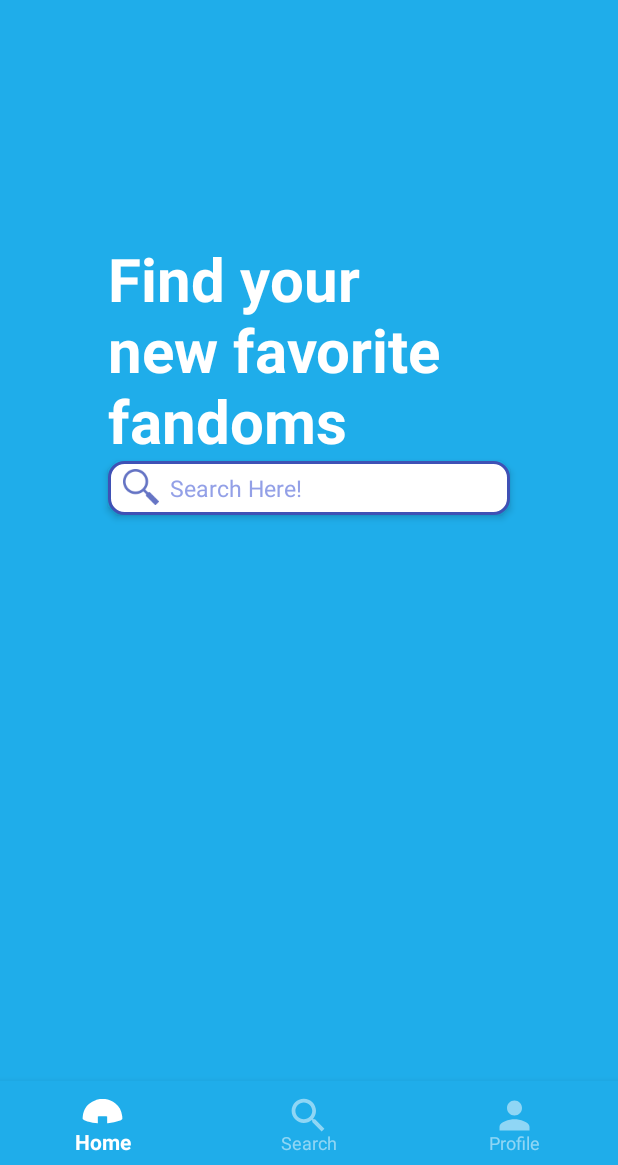
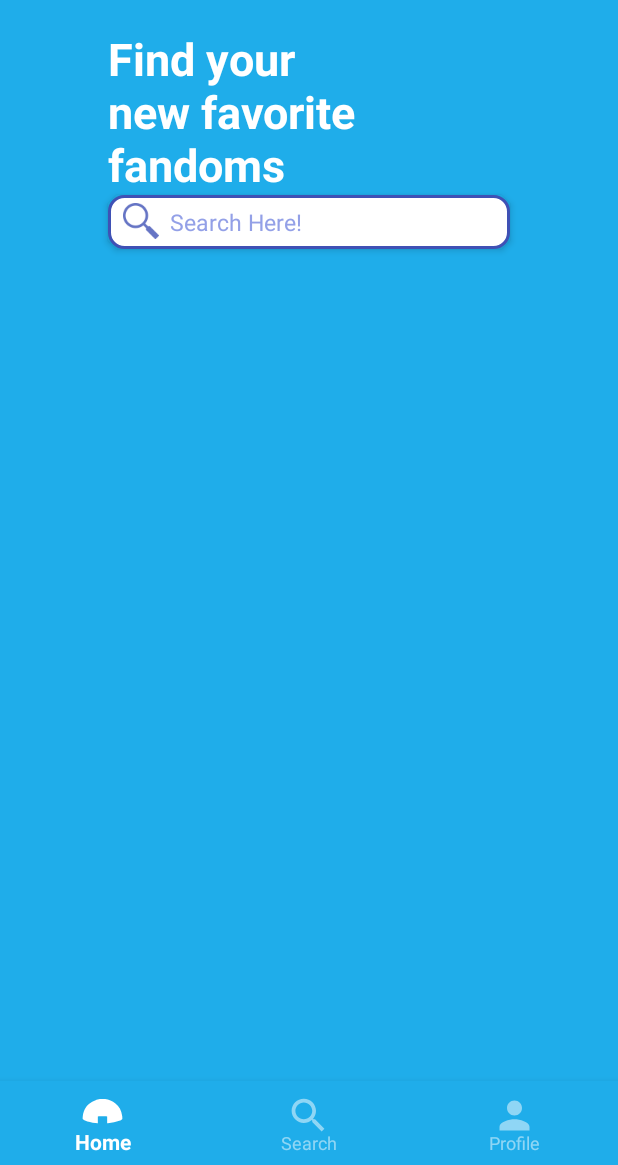
Before and after one commit to GroupFanDome/FanDome, an Android app: the fragment SearchFragment placed in its activity, on a phone screen of 412 x 824 dp, the part 71-1236 px from its top. Run offline under Robolectric (Android 15) with nearby library versions, the phone set to English and light mode, and no system bars; libraries missing offline, so code that uses them is left out: com.parse; pictures from the network do not load; 11 statements that could not run were skipped.

Commit message:
Working on issues within SearchFragment and its adapter. No errors just syntax

```diff
--- a/app/build.gradle
+++ b/app/build.gradle
@@ -50,5 +50,6 @@ dependencies {
     //cardview
     implementation 'androidx.cardview:cardview:1.0.0'
 
-//    implementation 'androidx.appcompat.widget.SearchView'
+//    implementation 'jp.wasabeef:glide-transformations:4.x.x'
+
 }
--- a/app/src/main/java/com/example/fandome/fragments/SearchFragment.java
+++ b/app/src/main/java/com/example/fandome/fragments/SearchFragment.java
@@ -5,7 +5,6 @@ import android.os.Bundle;
 
 import androidx.annotation.NonNull;
 import androidx.annotation.Nullable;
-import androidx.constraintlayout.widget.ConstraintLayout;
 import androidx.fragment.app.Fragment;
 import androidx.recyclerview.widget.LinearLayoutManager;
 import androidx.recyclerview.widget.RecyclerView;
@@ -16,14 +15,11 @@ import android.util.Log;
 import android.view.LayoutInflater;
 import android.view.View;
 import android.view.ViewGroup;
-import android.widget.AdapterView;
 import android.widget.EditText;
-import android.widget.Toast;
 
 import com.example.fandome.R;
 import com.example.fandome.RecyclerViewAdapterSearch;
 import com.example.fandome.activities.HubGalleryActivity;
-import com.example.fandome.activities.LoginActivity;
 import com.example.fandome.models.Fandome;
 import com.parse.FindCallback;
 import com.parse.ParseException;
@@ -46,6 +42,8 @@ public class SearchFragment extends Fragment {
     private RecyclerViewAdapterSearch adapterSearch;
     private List<Fandome> fandomeHubList;
 
+    Boolean adapterNew = false;
+
 
     public SearchFragment() {
         // Required empty public constructor
@@ -65,31 +63,45 @@ public class SearchFragment extends Fragment {
         searchBar = view.findViewById(R.id.searchBar);
 
         fandomeHubList = new ArrayList<>();
+        setOnClickListener();
         adapterSearch = new RecyclerViewAdapterSearch(getContext(), fandomeHubList, listener);
+        LinearLayoutManager layoutManager = new LinearLayoutManager(getContext(), LinearLayoutManager.VERTICAL, false);
+        recyclerView.setLayoutManager(layoutManager);
         recyclerView.setAdapter(adapterSearch);
 
-        LinearLayoutManager layoutManager = new LinearLayoutManager(getContext(), LinearLayoutManager.VERTICAL, false);
-        recyclerView.setLayoutManager(layoutManager);
+
 
         searchBar.addTextChangedListener(new TextWatcher() {
             @Override
             public void beforeTextChanged(CharSequence s, int start, int count, int after) {
+                adapterNew = false;
             }
             @Override
             public void onTextChanged(CharSequence s, int start, int before, int count) {
+                adapterNew = true;
+
+                Log.d(TAG, "adapter is at size " + adapterSearch.getItemCount());
+//                adapterSearch.clear();
+//                getHubs();
+                Log.d(TAG, "adapter is now at size " + adapterSearch.getItemCount());
                 adapterSearch.getFilter().filter(s);
+                Log.d(TAG, "adapter is finally at size " + adapterSearch.getItemCount());
+
             }
             @Override
             public void afterTextChanged(Editable s) {
+//                adapterSearch.clear();
+//                adapterSearch.getFilter().filter(s);
+//                getHubs();
             }
         });
 
         getHubs();
 //        setUpHubSelectedListener();
-        setOnClickListener();
 
     }
 
+    //queries through the hubs being search for
     private void getHubs() {
         ParseQuery<Fandome> fandomeParseQuery = ParseQuery.getQuery(Fandome.class);
         fandomeParseQuery.include(Fandome.KEY_NAME);
@@ -103,6 +115,7 @@ public class SearchFragment extends Fragment {
                 // success
                 adapterSearch.clear();
                 adapterSearch.addAll(hubs);
+                Log.d(TAG, "added some hubs. adapter is now at size " + adapterSearch.getItemCount());
             }
         });
     }
@@ -120,17 +133,5 @@ public class SearchFragment extends Fragment {
         };
     }
 
-//    private void setUpHubSelectedListener() {
-//        recyclerView.onIte
-//        recyclerView.setOnItemClickListener(new AdapterView.OnItemClickListener() {
-//            @Override
-//            public void onItemClick(AdapterView<?> parent, View view, int position, long id) {
-//                // Launch the detail view passing book as an extra
-//                Intent intent = new Intent(SearchFragment.this, HubGalleryActivity.class);
-//                intent.putExtra(GALLERY_DETAIL_KEY, adapterSearch.getItem(position));
-//                startActivity(intent);
-//            }
-//        });
-//    }
 
 }
--- a/app/src/main/res/drawable/hub_search_optionbg.xml
+++ b/app/src/main/res/drawable/hub_search_optionbg.xml
@@ -3,7 +3,7 @@
 
     <corners android:radius="20dp" />
 
-    <solid android:color="#D19AE0FF" />
+    <solid android:color="#D1DFF5FF" />
 
 
 <!--            <gradient android:angle="270"-->
--- a/app/src/main/res/layout/fragment_profile.xml
+++ b/app/src/main/res/layout/fragment_profile.xml
@@ -6,7 +6,8 @@
     android:layout_height="match_parent"
     android:background="#FFD4F1FE"
     tools:context=".fragments.ProfileFragment">
-<!-- TODO: add follow button at top of screen   -->
+
+    <!-- TODO: add follow button at top of screen   -->
     <View
         android:id="@+id/view"
         android:layout_width="match_parent"
@@ -49,7 +50,7 @@
                             android:layout_marginTop="85dp"
                             app:cardBackgroundColor="#FFFFFF"
                             app:cardCornerRadius="20dp"
-                            android:elevation="1dp"
+                            android:elevation="3dp"
                             app:contentPaddingBottom="10dp"
                             app:contentPaddingLeft="10dp"
                             app:contentPaddingRight="10dp"
--- a/app/src/main/res/layout/fragment_search.xml
+++ b/app/src/main/res/layout/fragment_search.xml
@@ -89,9 +89,9 @@
         android:layout_height="wrap_content"
         android:text="Find your \nnew favorite \nfandoms"
         android:textColor="#FFF"
-        android:textSize="40sp"
+        android:textSize="30sp"
         android:textStyle="bold"
-        android:layout_marginTop="150dp"
+        android:layout_marginTop="10dp"
         app:layout_constraintStart_toStartOf="@id/conLayout"
         app:layout_constraintTop_toTopOf="parent" />
 
```
Also changed, not shown: app/src/main/java/com/example/fandome/RecyclerViewAdapterSearch.java (+4 -8 lines), app/src/main/res/layout/activity_hub_gallery.xml (+8 -6 lines), app/src/main/res/layout/item_post.xml (+14 -13 lines).
